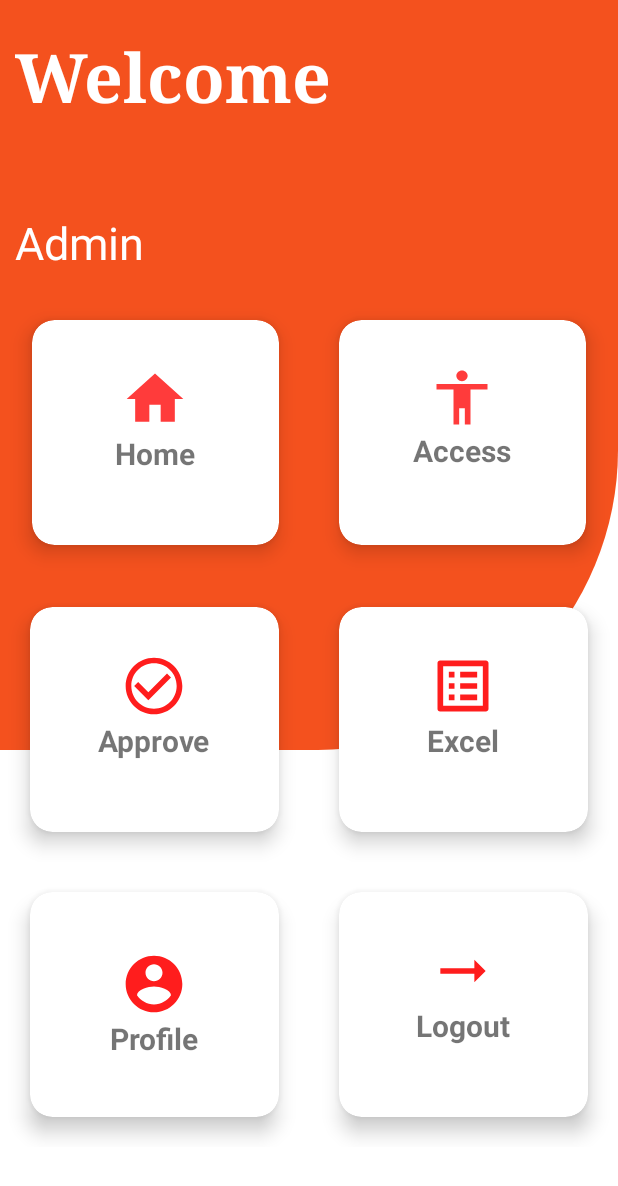
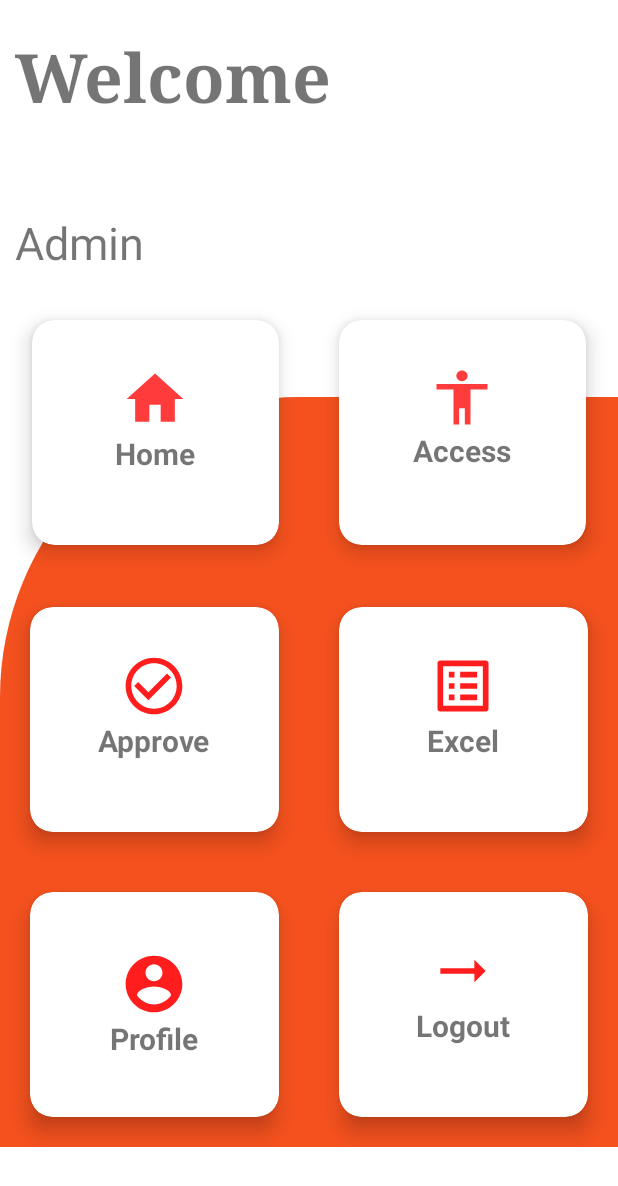
Before and after one commit to Bhargavijavidi/SandSyndicate, an Android app: the AdminHome screen opened directly, with no data from a screen before it, on a phone screen of 412 x 824 dp. Shown: the top 1186 px of the screen. Run offline under Robolectric (Android 15) with nearby library versions, the phone set to English and light mode, and no system bars.

Commit message:
curve bottom

```diff
--- a/app/src/main/res/drawable/curve.xml
+++ b/app/src/main/res/drawable/curve.xml
@@ -5,7 +5,7 @@
     <shape android:shape="rectangle">
         <gradient android:startColor="@color/ash"
             android:endColor="@color/ash"/>
-        <corners android:bottomRightRadius="200dp" />
+        <corners android:topLeftRadius="200dp" />
         <stroke android:dashWidth="20dp" android:dashGap="20dp"/>
     </shape>
 
--- a/app/src/main/res/layout/activity_admin_home.xml
+++ b/app/src/main/res/layout/activity_admin_home.xml
@@ -1,5 +1,5 @@
 <?xml version="1.0" encoding="utf-8"?>
-<androidx.coordinatorlayout.widget.CoordinatorLayout xmlns:android="http://schemas.android.com/apk/res/android"
+<androidx.constraintlayout.widget.ConstraintLayout xmlns:android="http://schemas.android.com/apk/res/android"
     xmlns:app="http://schemas.android.com/apk/res-auto"
     xmlns:tools="http://schemas.android.com/tools"
     android:layout_width="match_parent"
@@ -7,79 +7,88 @@
     tools:context=".Admin.AdminHome"
     android:orientation="vertical"
    >
+
     <View
         android:layout_width="match_parent"
         android:layout_height="500dp"
-        android:background="@drawable/curve"/>
+        android:background="@drawable/curve"
+        app:layout_constraintBottom_toBottomOf="parent"
+        app:layout_constraintEnd_toEndOf="parent"
+        app:layout_constraintStart_toStartOf="parent"
+        app:layout_constraintTop_toTopOf="parent"
+        app:layout_constraintVertical_bias="1.0" />
+
     <LinearLayout
+        android:id="@+id/linearLayout"
         android:layout_width="match_parent"
         android:layout_height="match_parent"
         android:orientation="vertical">
+
         <LinearLayout
             android:layout_width="match_parent"
             android:layout_height="wrap_content"
 
             android:orientation="vertical">
+
             <TextView
                 android:layout_width="match_parent"
                 android:layout_height="wrap_content"
-                android:text="Welcome"
-                android:fontFamily="serif"
-                android:textStyle="bold"
-                android:textSize="45dp"
-                android:layout_marginBottom="50dp"
                 android:layout_marginLeft="10dp"
                 android:layout_marginTop="20dp"
-                android:textColor="@color/white"
+                android:layout_marginBottom="50dp"
+                android:fontFamily="serif"
+                android:text="Welcome"
+
+                android:textSize="45dp"
+                android:textStyle="bold"
 
                 />
+
             <TextView
                 android:layout_width="match_parent"
                 android:layout_height="wrap_content"
+                android:layout_margin="10dp"
                 android:text="Admin"
-                android:layout_margin="10dp"
-                android:textSize="30dp"
-                android:textColor="@color/white"/>
+
+                android:textSize="30dp" />
         </LinearLayout>
+
         <LinearLayout
             android:layout_width="match_parent"
             android:layout_height="wrap_content"
             android:layout_margin="1dp"
-            android:orientation="horizontal"
-            >
+            android:orientation="horizontal">
 
 
             <androidx.cardview.widget.CardView
                 android:layout_width="match_parent"
-                app:cardCornerRadius="15dp"
                 android:layout_height="150dp"
                 android:layout_margin="20dp"
+                android:layout_weight="1"
                 android:background="@color/voilet"
-                android:layout_weight="1"
-                app:cardElevation="8dp"
-                >
+                app:cardCornerRadius="15dp"
+                app:cardElevation="8dp">
 
                 <LinearLayout
                     android:layout_width="match_parent"
                     android:layout_height="wrap_content"
                     android:orientation="vertical"
-                    android:padding="30dp"
-                    >
+                    android:padding="30dp">
 
                     <ImageView
 
                         android:layout_width="45dp"
                         android:layout_height="45dp"
-                        android:background="@drawable/ic_baseline_home_24"
-                        android:layout_gravity="center"/>
+                        android:layout_gravity="center"
+                        android:background="@drawable/ic_baseline_home_24" />
 
                     <TextView
                         android:layout_width="wrap_content"
                         android:layout_height="wrap_content"
                         android:layout_gravity="center"
                         android:text="Home"
+                        android:textSize="20dp"
                         android:textStyle="bold"
-                        android:textSize="20dp"
 
                         />
                 </LinearLayout>
@@ -88,13 +97,12 @@
 
             <androidx.cardview.widget.CardView
                 android:layout_width="match_parent"
-                app:cardCornerRadius="15dp"
                 android:layout_height="150dp"
                 android:layout_margin="20dp"
+                android:layout_weight="1"
                 android:background="@color/voilet"
-                android:layout_weight="1"
-                app:cardElevation="8dp"
-                >
+                app:cardCornerRadius="15dp"
+                app:cardElevation="8dp">
 
                 <LinearLayout
                     android:layout_width="match_parent"
@@ -113,8 +121,8 @@
                         android:layout_height="wrap_content"
                         android:layout_gravity="center"
                         android:text="Access"
-                        android:textStyle="bold"
-                        android:textSize="20dp" />
+                        android:textSize="20dp"
+                        android:textStyle="bold" />
                 </LinearLayout>
 
 
@@ -127,135 +135,138 @@
             android:layout_width="match_parent"
             android:layout_height="wrap_content"
             android:orientation="horizontal">
+
             <androidx.cardview.widget.CardView
                 android:layout_width="match_parent"
-                app:cardCornerRadius="15dp"
                 android:layout_height="150dp"
+                android:layout_margin="20dp"
                 android:layout_weight="1"
                 android:background="@color/voilet"
-                android:layout_margin="20dp"
-                app:cardElevation="8dp"
-                >
+                app:cardCornerRadius="15dp"
+                app:cardElevation="8dp">
 
                 <LinearLayout
                     android:layout_width="match_parent"
                     android:layout_height="match_parent"
-                    android:padding="30dp"
                     android:orientation="vertical"
-                    >
+                    android:padding="30dp">
+
                     <ImageView
                         android:layout_width="45dp"
                         android:layout_height="45dp"
                         android:layout_gravity="center"
-                        android:background="@drawable/ic_baseline_check_circle_outline_24"/>
+                        android:background="@drawable/ic_baseline_check_circle_outline_24" />
+
                     <TextView
                         android:layout_width="wrap_content"
                         android:layout_height="wrap_content"
+                        android:layout_gravity="center"
                         android:text="Approve"
                         android:textSize="20dp"
-                        android:textStyle="bold"
-                        android:layout_gravity="center"/>
+                        android:textStyle="bold" />
                 </LinearLayout>
 
             </androidx.cardview.widget.CardView>
 
             <androidx.cardview.widget.CardView
                 android:layout_width="match_parent"
-                app:cardCornerRadius="15dp"
                 android:layout_height="150dp"
+                android:layout_margin="20dp"
                 android:layout_weight="1"
                 android:background="@color/voilet"
-                android:layout_margin="20dp"
-                app:cardElevation="8dp"
-                >
+                app:cardCornerRadius="15dp"
+                app:cardElevation="8dp">
 
                 <LinearLayout
                     android:layout_width="match_parent"
                     android:layout_height="match_parent"
-                    android:padding="30dp"
                     android:orientation="vertical"
-                    >
+                    android:padding="30dp">
+
                     <ImageView
                         android:layout_width="45dp"
                         android:layout_height="45dp"
                         android:layout_gravity="center"
-                        android:background="@drawable/ic_baseline_list_alt_24"/>
+                        android:background="@drawable/ic_baseline_list_alt_24" />
+
                     <TextView
                         android:layout_width="wrap_content"
                         android:layout_height="wrap_content"
+                        android:layout_gravity="center"
                         android:text="Excel"
                         android:textSize="20dp"
-                        android:textStyle="bold"
-                        android:layout_gravity="center"/>
+                        android:textStyle="bold" />
                 </LinearLayout>
 
             </androidx.cardview.widget.CardView>
 
         </LinearLayout>
+
         <LinearLayout
             android:layout_width="match_parent"
             android:layout_height="wrap_content"
             android:orientation="horizontal">
+
             <androidx.cardview.widget.CardView
                 android:layout_width="match_parent"
-                app:cardCornerRadius="15dp"
                 android:layout_height="150dp"
+                android:layout_margin="20dp"
                 android:layout_weight="1"
                 android:background="@color/voilet"
-                android:layout_margin="20dp"
-                app:cardElevation="8dp"
-                >
+                app:cardCornerRadius="15dp"
+                app:cardElevation="8dp">
 
                 <LinearLayout
                     android:layout_width="match_parent"
                     android:layout_height="wrap_content"
                     android:layout_gravity="center"
                     android:orientation="vertical">
+
                     <ImageView
                         android:layout_width="45dp"
                         android:layout_height="45dp"
                         android:layout_gravity="center"
-                        android:background="@drawable/ic_baseline_account_circle_24"/>
+                        android:background="@drawable/ic_baseline_account_circle_24" />
 
                     <TextView
                         android:layout_width="wrap_content"
                         android:layout_height="wrap_content"
+                        android:layout_gravity="center"
                         android:text="Profile"
-                        android:textStyle="bold"
                         android:textSize="20dp"
-                        android:layout_gravity="center"/>
+                        android:textStyle="bold" />
                 </LinearLayout>
 
             </androidx.cardview.widget.CardView>
+
             <androidx.cardview.widget.CardView
                 android:layout_width="match_parent"
-                app:cardCornerRadius="15dp"
                 android:layout_height="150dp"
+                android:layout_margin="20dp"
                 android:layout_weight="1"
                 android:background="@color/voilet"
-                android:layout_margin="20dp"
-                app:cardElevation="8dp"
-                >
+                app:cardCornerRadius="15dp"
+                app:cardElevation="8dp">
 
                 <LinearLayout
                     android:layout_width="match_parent"
                     android:layout_height="match_parent"
-                    android:padding="30dp"
                     android:orientation="vertical"
-                    >
+                    android:padding="30dp">
+
                     <ImageView
                         android:layout_width="45dp"
                         android:layout_height="45dp"
                         android:layout_gravity="center"
-                        android:background="@drawable/ic_baseline_arrow_right_alt_24"/>
+                        android:background="@drawable/ic_baseline_arrow_right_alt_24" />
 
                     <TextView
                         android:layout_width="wrap_content"
                         android:layout_height="wrap_content"
+                        android:layout_gravity="center"
                         android:text="Logout"
                         android:textSize="20dp"
-                        android:textStyle="bold"
-                        android:layout_gravity="center"/>
+                        android:textStyle="bold" />
                 </LinearLayout>
 
             </androidx.cardview.widget.CardView>
@@ -265,4 +276,4 @@
 
 
 
-    </androidx.coordinatorlayout.widget.CoordinatorLayout>
+</androidx.constraintlayout.widget.ConstraintLayout>
```
